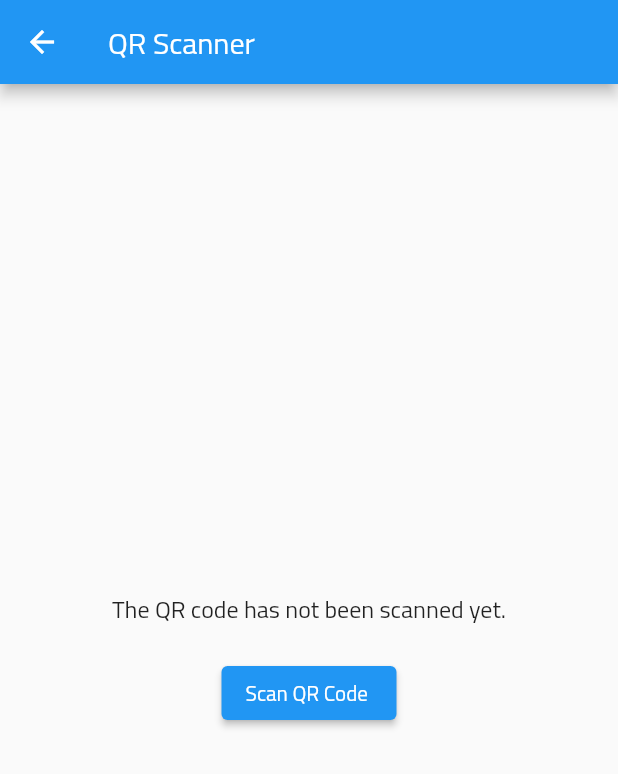
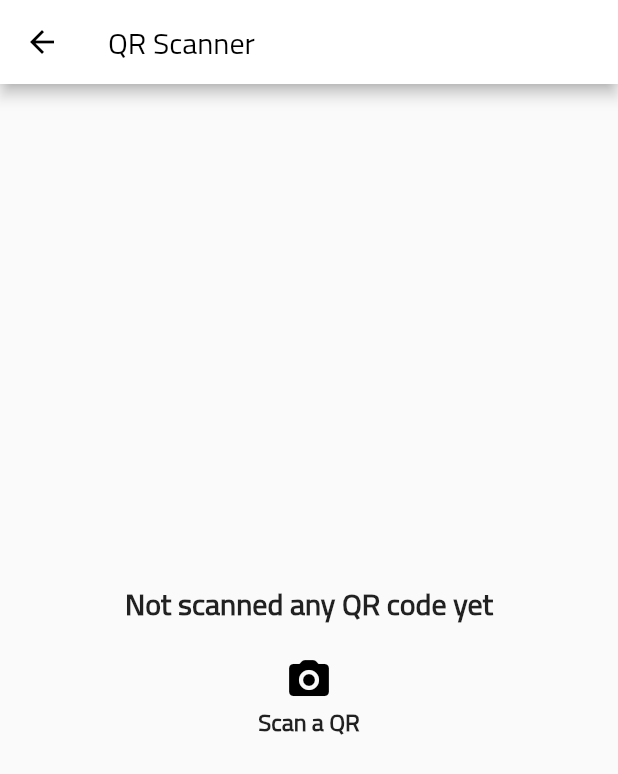
Before and after one commit to minaunal/BookCafe, a Flutter app: the QRScanner screen opened directly, on a phone screen of 412 x 824 dp. Shown: the top 774 px of the screen. Run offline on Flutter 3.47's test engine with Material 2 defaults, Android fonts, the light colour scheme and no system bars; our stand-ins replace cloud_firestore, firebase_auth, firebase_core, flutter_credit_card, flutter_rating_bar, lottie and 1 more; missing offline and left inert: flutter_animated_icons, flutter_barcode_scanner; accounts and stored records are empty.

Commit message:
final fixes

```diff
--- a/lib/qrscanner.dart
+++ b/lib/qrscanner.dart
@@ -11,7 +11,7 @@ class QRScanner extends StatefulWidget {
 }
 
 class _QRScannerState extends State<QRScanner> {
-  String _scanResult = 'The QR code has not been scanned yet.' ;
+  String _scanResult = 'Not scanned any QR code yet';
 
   Future<void> uploadToFirebase(String qrtext) async {
     // Firebase Firestore bağlantısını al
@@ -54,12 +54,12 @@ class _QRScannerState extends State<QRScanner> {
       true,
       ScanMode.QR,
     );
-
     if (scanResult != "-1") {
       setState(() {
         _scanResult = scanResult;
         selectedTables[selectedTableCount] = _scanResult;
         selectedTableCount++;
+        _scanResult = scanResult;
         uploadToFirebase(_scanResult);
         updateQR(_scanResult);
         FirebaseFirestore.instance
@@ -80,6 +80,8 @@ class _QRScannerState extends State<QRScanner> {
   Widget build(BuildContext context) {
     return Scaffold(
       appBar: AppBar(
+        backgroundColor: Colors.white,
+        foregroundColor: Colors.black,
         title: Text('QR Scanner'),
       ),
       body: Center(
@@ -88,13 +90,28 @@ class _QRScannerState extends State<QRScanner> {
           children: [
             Text(
               _scanResult,
-              style: TextStyle(fontSize: 16),
+              style: TextStyle(fontSize: 20, fontWeight: FontWeight.bold),
             ),
             SizedBox(height: 20),
-            ElevatedButton(
-              onPressed: _scanQRCode,
-              child: Text('Scan QR Code '),
+            GestureDetector(
+              onTap: () {
+                _scanQRCode();
+              },
+              child: Icon(
+                Icons.camera_alt_rounded,
+                color: Colors.black,
+                size: 32,
               ),
+            ),
+            SizedBox(width: 8),
+            Text(
+              'Scan a QR',
+              style: TextStyle(
+                fontSize: 16,
+                fontWeight: FontWeight.bold,
+              ),
+            ),
+
           ],
         ),
       ),
```
Also changed, not shown: lib/kullaniciekrani.dart (+41 -9 lines). Lines whose indentation alone changed are shown as unchanged.
